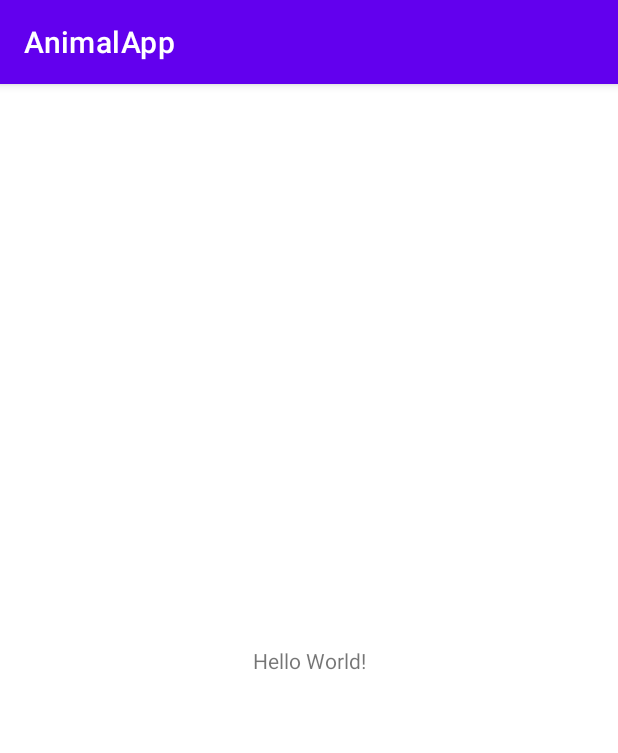
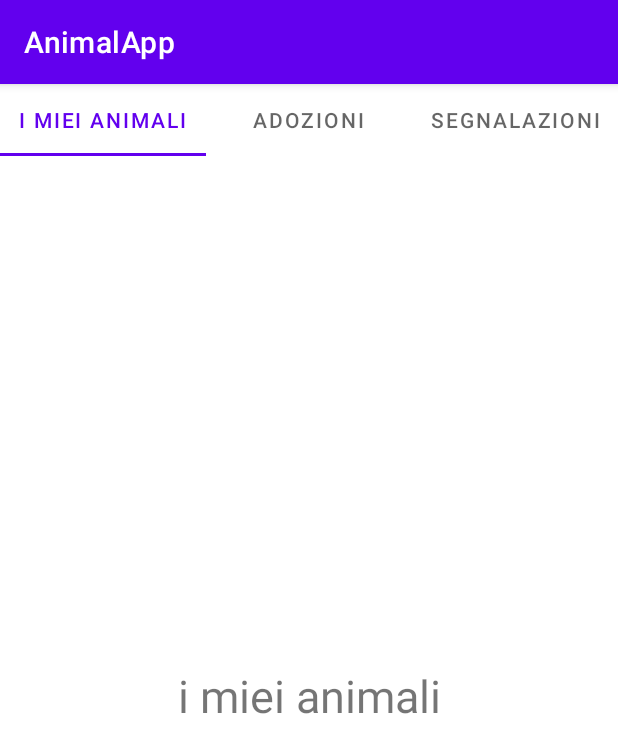
Before and after one commit to AsseLecceBari/AnimalApp, an Android app: the screen it shows after launch (MainActivity), on a phone screen of 412 x 824 dp. Shown: the top 753 px of the screen. Run offline under Robolectric (Android 15) with nearby library versions, the phone set to English and light mode, and no system bars.

Commit message:
creazione home a tab

```diff
--- /dev/null
+++ b/app/src/main/java/adapter/VPAdapter.java
@@ -0,0 +1,36 @@
+package adapter;
+
+import androidx.annotation.NonNull;
+import androidx.fragment.app.Fragment;
+import androidx.fragment.app.FragmentActivity;
+import androidx.fragment.app.FragmentManager;
+import androidx.lifecycle.Lifecycle;
+import androidx.viewpager2.adapter.FragmentStateAdapter;
+
+import java.util.ArrayList;
+
+import fragments.adoptions_fragment;
+import fragments.myanimals_fragment;
+import fragments.reports_fragment;
+
+public class VPAdapter extends FragmentStateAdapter {
+    private final ArrayList<Fragment> fragmentArrayList= new ArrayList<>();
+
+    public VPAdapter(@NonNull FragmentActivity fragmentActivity) {
+        super(fragmentActivity);
+        fragmentArrayList.add(new myanimals_fragment());
+        fragmentArrayList.add(new adoptions_fragment());
+        fragmentArrayList.add(new reports_fragment());
+    }
+
+    @NonNull
+    @Override
+    public Fragment createFragment(int position) {
+        return fragmentArrayList.get(position);
+    }
+
+    @Override
+    public int getItemCount() {
+        return fragmentArrayList.size();
+    }
+}
--- /dev/null
+++ b/app/src/main/java/fragments/adoptions_fragment.java
@@ -0,0 +1,24 @@
+package fragments;
+
+import android.os.Bundle;
+
+import androidx.fragment.app.Fragment;
+
+import android.view.LayoutInflater;
+import android.view.View;
+import android.view.ViewGroup;
+
+import it.uniba.dib.sms2223_2.R;
+
+
+public class adoptions_fragment extends Fragment {
+
+
+
+    @Override
+    public View onCreateView(LayoutInflater inflater, ViewGroup container,
+                             Bundle savedInstanceState) {
+        // Inflate the layout for this fragment
+        return inflater.inflate(R.layout.fragment_adoptions_fragment, container, false);
+    }
+}
--- /dev/null
+++ b/app/src/main/java/fragments/myanimals_fragment.java
@@ -0,0 +1,21 @@
+package fragments;
+
+import android.os.Bundle;
+
+import androidx.fragment.app.Fragment;
+
+import android.view.LayoutInflater;
+import android.view.View;
+import android.view.ViewGroup;
+
+import it.uniba.dib.sms2223_2.R;
+
+public class myanimals_fragment extends Fragment {
+
+    @Override
+    public View onCreateView(LayoutInflater inflater, ViewGroup container,
+                             Bundle savedInstanceState) {
+        // Inflate the layout for this fragment
+        return inflater.inflate(R.layout.fragment_myanimals_fragment, container, false);
+    }
+}
--- /dev/null
+++ b/app/src/main/java/fragments/reports_fragment.java
@@ -0,0 +1,24 @@
+package fragments;
+
+import android.os.Bundle;
+
+import androidx.fragment.app.Fragment;
+
+import android.view.LayoutInflater;
+import android.view.View;
+import android.view.ViewGroup;
+
+import it.uniba.dib.sms2223_2.R;
+
+
+public class reports_fragment extends Fragment {
+
+
+
+    @Override
+    public View onCreateView(LayoutInflater inflater, ViewGroup container,
+                             Bundle savedInstanceState) {
+        // Inflate the layout for this fragment
+        return inflater.inflate(R.layout.fragment_reports_fragment, container, false);
+    }
+}
--- a/app/src/main/java/it/uniba/dib/sms2223_2/MainActivity.java
+++ b/app/src/main/java/it/uniba/dib/sms2223_2/MainActivity.java
@@ -1,14 +1,55 @@
 package it.uniba.dib.sms2223_2;
 
 import androidx.appcompat.app.AppCompatActivity;
+import androidx.viewpager2.widget.ViewPager2;
 
 import android.os.Bundle;
+import android.widget.TableLayout;
+
+import com.google.android.material.tabs.TabLayout;
+
+import adapter.VPAdapter;
 
 public class MainActivity extends AppCompatActivity {
+    private TabLayout tabLayout;
+    private ViewPager2 viewPager2;
+    VPAdapter vpAdapter;
 
     @Override
     protected void onCreate(Bundle savedInstanceState) {
         super.onCreate(savedInstanceState);
         setContentView(R.layout.activity_main);
+
+        tabLayout= findViewById(R.id.tabLayout);
+        viewPager2=findViewById(R.id.viewPager);
+        vpAdapter= new VPAdapter(this);
+        viewPager2.setAdapter(vpAdapter);
+
+        tabLayout.addOnTabSelectedListener(new TabLayout.OnTabSelectedListener() {
+            @Override
+            public void onTabSelected(TabLayout.Tab tab) {
+                viewPager2.setCurrentItem(tab.getPosition());
+            }
+
+            @Override
+            public void onTabUnselected(TabLayout.Tab tab) {
+
+            }
+
+            @Override
+            public void onTabReselected(TabLayout.Tab tab) {
+
+            }
+        });
+
+        viewPager2.registerOnPageChangeCallback(new ViewPager2.OnPageChangeCallback() {
+            @Override
+            public void onPageSelected(int position) {
+                super.onPageSelected(position);
+                tabLayout.getTabAt(position).select();
+            }
+        });
+
+
     }
 }
--- a/app/src/main/res/layout/activity_main.xml
+++ b/app/src/main/res/layout/activity_main.xml
@@ -1,18 +1,38 @@
 <?xml version="1.0" encoding="utf-8"?>
-<androidx.constraintlayout.widget.ConstraintLayout xmlns:android="http://schemas.android.com/apk/res/android"
+<LinearLayout xmlns:android="http://schemas.android.com/apk/res/android"
     xmlns:app="http://schemas.android.com/apk/res-auto"
     xmlns:tools="http://schemas.android.com/tools"
     android:layout_width="match_parent"
     android:layout_height="match_parent"
-    tools:context=".MainActivity">
+    tools:context=".MainActivity"
+    android:orientation="vertical">
 
-    <TextView
-        android:layout_width="wrap_content"
-        android:layout_height="wrap_content"
-        android:text="Hello World!"
-        app:layout_constraintBottom_toBottomOf="parent"
-        app:layout_constraintEnd_toEndOf="parent"
-        app:layout_constraintStart_toStartOf="parent"
-        app:layout_constraintTop_toTopOf="parent" />
+    <com.google.android.material.tabs.TabLayout
+        android:id="@+id/tabLayout"
+        android:layout_width="match_parent"
+        android:layout_height="wrap_content">
 
-</androidx.constraintlayout.widget.ConstraintLayout>
+        <com.google.android.material.tabs.TabItem
+            android:layout_width="wrap_content"
+            android:layout_height="wrap_content"
+            android:text="@string/myanimals" />
+
+        <com.google.android.material.tabs.TabItem
+            android:layout_width="wrap_content"
+            android:layout_height="wrap_content"
+            android:text="@string/adoptions" />
+
+        <com.google.android.material.tabs.TabItem
+            android:layout_width="wrap_content"
+            android:layout_height="wrap_content"
+            android:text="@string/reports" />
+    </com.google.android.material.tabs.TabLayout>
+
+
+    <androidx.viewpager2.widget.ViewPager2
+        android:id="@+id/viewPager"
+        android:layout_width="match_parent"
+        android:layout_height="match_parent"
+
+        tools:ignore="SpeakableTextPresentCheck" />
+</LinearLayout>
--- /dev/null
+++ b/app/src/main/res/layout/fragment_adoptions_fragment.xml
@@ -0,0 +1,15 @@
+<FrameLayout xmlns:android="http://schemas.android.com/apk/res/android"
+    xmlns:tools="http://schemas.android.com/tools"
+    android:layout_width="match_parent"
+    android:layout_height="match_parent"
+    tools:context="fragments.adoptions_fragment">
+
+    <!-- TODO: Update blank fragment layout -->
+    <TextView
+        android:layout_width="match_parent"
+        android:layout_height="match_parent"
+        android:text="adozioni"
+        android:gravity="center"
+        android:textSize="30dp"/>
+
+</FrameLayout>
--- /dev/null
+++ b/app/src/main/res/layout/fragment_myanimals_fragment.xml
@@ -0,0 +1,15 @@
+<FrameLayout xmlns:android="http://schemas.android.com/apk/res/android"
+    xmlns:tools="http://schemas.android.com/tools"
+    android:layout_width="match_parent"
+    android:layout_height="match_parent"
+    tools:context="fragments.myanimals_fragment">
+
+    <!-- TODO: Update blank fragment layout -->
+    <TextView
+        android:layout_width="match_parent"
+        android:layout_height="match_parent"
+        android:text="i miei animali"
+        android:gravity="center"
+        android:textSize="30dp"/>
+
+</FrameLayout>
--- /dev/null
+++ b/app/src/main/res/layout/fragment_reports_fragment.xml
@@ -0,0 +1,15 @@
+<FrameLayout xmlns:android="http://schemas.android.com/apk/res/android"
+    xmlns:tools="http://schemas.android.com/tools"
+    android:layout_width="match_parent"
+    android:layout_height="match_parent"
+    tools:context="fragments.reports_fragment">
+
+    <!-- TODO: Update blank fragment layout -->
+    <TextView
+        android:layout_width="match_parent"
+        android:layout_height="match_parent"
+        android:text="report"
+        android:gravity="center"
+        android:textSize="30dp"/>
+
+</FrameLayout>
--- a/app/src/main/res/values/strings.xml
+++ b/app/src/main/res/values/strings.xml
@@ -1,3 +1,8 @@
 <resources>
     <string name="app_name">AnimalApp</string>
+    <string name="myanimals">I Miei Animali</string>
+    <string name="adoptions">Adozioni</string>
+    <string name="reports">Segnalazioni</string>
+    <!-- TODO: Remove or change this placeholder text -->
+    <string name="hello_blank_fragment">Hello blank fragment</string>
 </resources>
```
